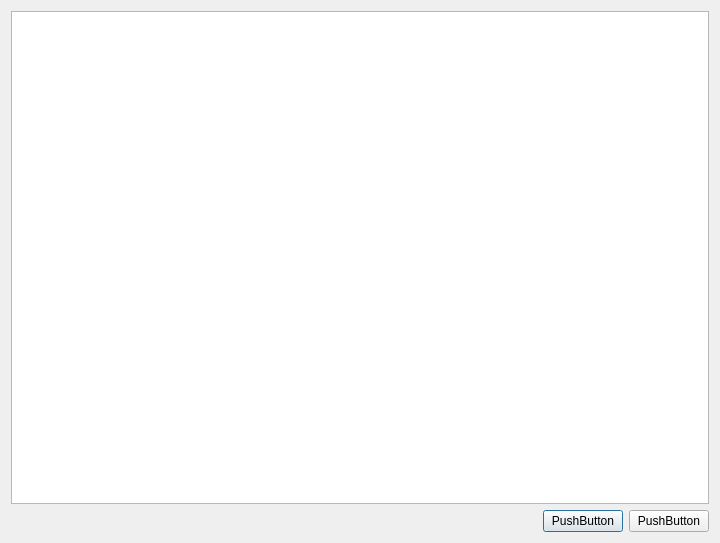
Paracetamol56/Observeur2, file constellationdialog.ui: the form before one commit.
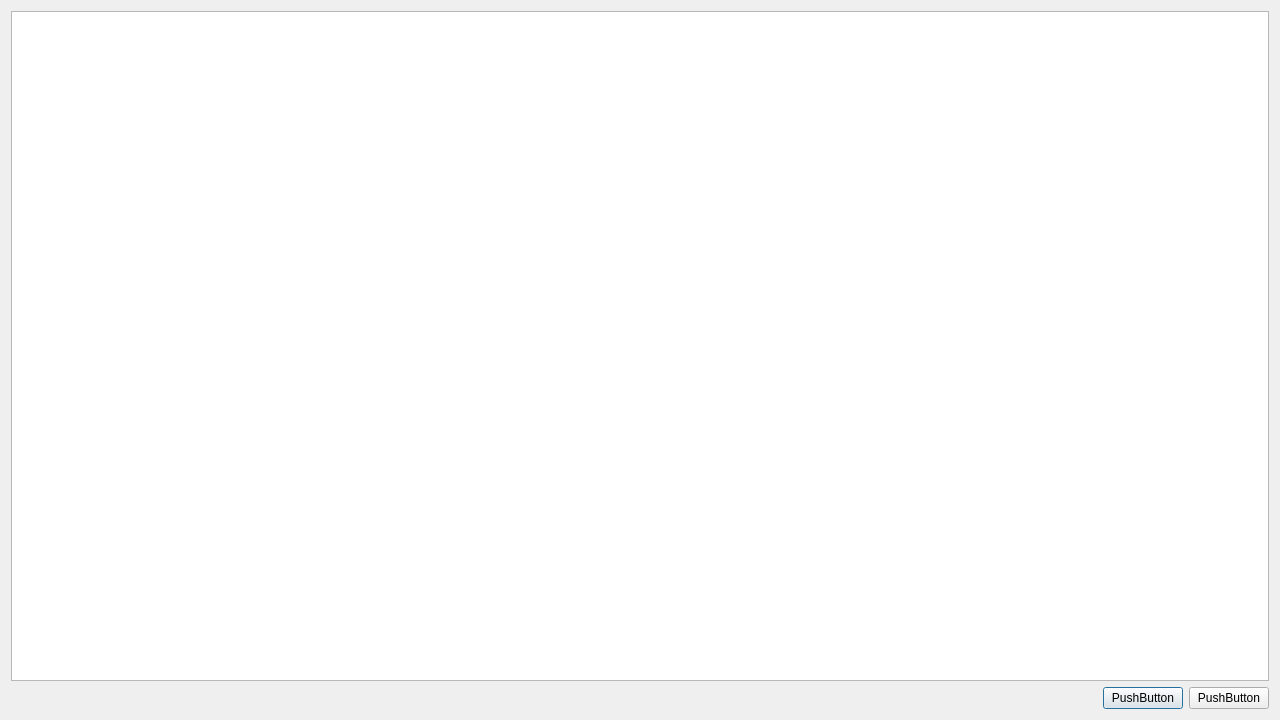
The form after the commit.

Commit message: Sorting mechanism for table dialogs

Diff of the .ui file:
```diff
--- a/constellationdialog.ui
+++ b/constellationdialog.ui
@@ -6,8 +6,8 @@
    <rect>
     <x>0</x>
     <y>0</y>
-    <width>720</width>
-    <height>543</height>
+    <width>1280</width>
+    <height>720</height>
    </rect>
   </property>
   <property name="windowTitle">
@@ -15,7 +15,17 @@
   </property>
   <layout class="QVBoxLayout" name="verticalLayout">
    <item>
-    <widget class="QTableView" name="ConstellationTableView"/>
+    <widget class="QTableView" name="ConstellationTableView">
+     <property name="sortingEnabled">
+      <bool>true</bool>
+     </property>
+     <attribute name="verticalHeaderVisible">
+      <bool>true</bool>
+     </attribute>
+     <attribute name="verticalHeaderHighlightSections">
+      <bool>true</bool>
+     </attribute>
+    </widget>
    </item>
    <item>
     <layout class="QHBoxLayout" name="horizontalLayout">
```
The commit also changes 7 other files.
